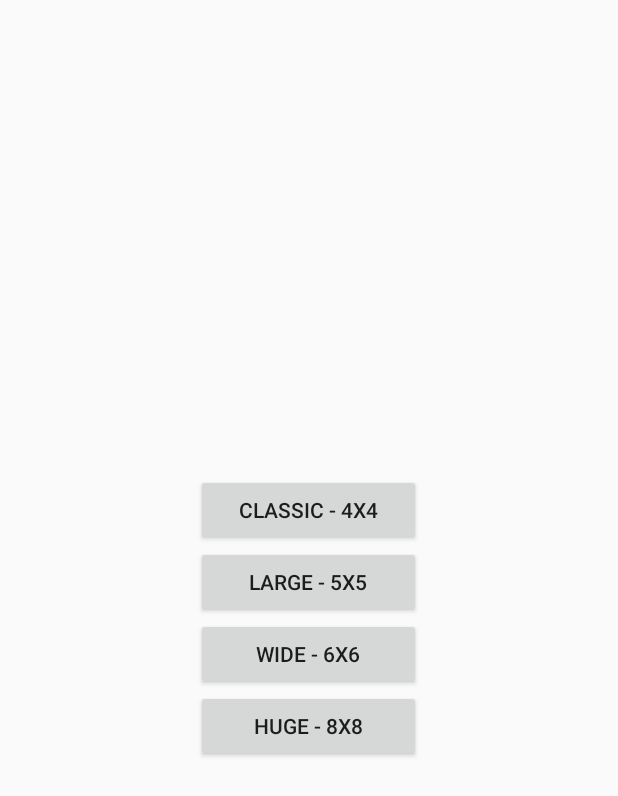
After one commit to NguyenKhoa-dev/PTUDDD_Game2048, an Android app: the PlayCustome screen opened directly, with no data from a screen before it, on a phone screen of 412 x 824 dp. The commit adds this screen. Shown: the top 796 px of the screen. Run offline under Robolectric (Android 15) with nearby library versions, the phone set to English and light mode, and no system bars.

Commit message:
Add cua Ly

```diff
--- a/app/src/main/java/com/example/nhom10_laptrinhgame2048/MainActivity.java
+++ b/app/src/main/java/com/example/nhom10_laptrinhgame2048/MainActivity.java
@@ -35,7 +35,7 @@ public class MainActivity extends AppCompatActivity {
 
     private float xTouch, yTouch;
     private int tempMax = 0;
-    private final int soCot = 4;
+    private int soCot = 4;
     private boolean checkIsTouch = true;
 
     @Override
@@ -64,6 +64,8 @@ public class MainActivity extends AppCompatActivity {
     }
 
     private void initGame() {
+        Bundle b = getIntent().getExtras();
+        soCot = b.getInt("size");
         DataGame.getDataGame().setSize(soCot);
         DataGame.getDataGame().init(MainActivity.this);
         adapter = new OSoAdapter(MainActivity.this, 0, DataGame.getDataGame().getArrSo(), soCot);
@@ -81,7 +83,7 @@ public class MainActivity extends AppCompatActivity {
                         break;
                     case MotionEvent.ACTION_UP:
                         int[][] matrix = DataGame.getDataGame().getMatrix();
-                        DataGame.getDataGame().saveUndo(matrix);
+                        //DataGame.getDataGame().saveUndo(matrix);
                         if (Math.abs(motionEvent.getX() - xTouch) > Math.abs(motionEvent.getY() - yTouch)) {
                             if (motionEvent.getX() < xTouch) {
                                 DataGame.getDataGame().vuotTrai();
--- /dev/null
+++ b/app/src/main/java/com/example/nhom10_laptrinhgame2048/PlayCustome.java
@@ -0,0 +1,49 @@
+package com.example.nhom10_laptrinhgame2048;
+
+import androidx.appcompat.app.AppCompatActivity;
+
+import android.content.Intent;
+import android.os.Bundle;
+import android.view.View;
+import android.widget.Button;
+
+public class PlayCustome extends AppCompatActivity implements View.OnClickListener {
+    Button btn4x4,btn5x5,btn6x6,btn8x8;
+    @Override
+    protected void onCreate(Bundle savedInstanceState) {
+        super.onCreate(savedInstanceState);
+        setContentView(R.layout.activity_play_custome);
+        init();
+    }
+    private void init(){
+        btn4x4 = findViewById(R.id.btn4x4);
+        btn5x5 = findViewById(R.id.btn5x5);
+        btn6x6 = findViewById(R.id.btn6x6);
+        btn8x8 = findViewById(R.id.btn8x8);
+        btn4x4.setOnClickListener(this);
+        btn5x5.setOnClickListener(this);
+        btn6x6.setOnClickListener(this);
+        btn8x8.setOnClickListener(this);
+    }
+
+    @Override
+    public void onClick(View view) {
+        if(view.getId() == btn4x4.getId()){
+            Intent intent = new Intent(PlayCustome.this,MainActivity.class);
+            intent.putExtra("size",4);
+            startActivity(intent);
+        } else if(view.getId() == btn5x5.getId()){
+            Intent intent = new Intent(PlayCustome.this,MainActivity.class);
+            intent.putExtra("size",5);
+            startActivity(intent);
+        } else if(view.getId() == btn6x6.getId()){
+            Intent intent = new Intent(PlayCustome.this,MainActivity.class);
+            intent.putExtra("size",6);
+            startActivity(intent);
+        }else if(view.getId() == btn8x8.getId()){
+            Intent intent = new Intent(PlayCustome.this,MainActivity.class);
+            intent.putExtra("size",8);
+            startActivity(intent);
+        }
+    }
+}
--- /dev/null
+++ b/app/src/main/res/layout/activity_play_custome.xml
@@ -0,0 +1,35 @@
+<?xml version="1.0" encoding="utf-8"?>
+<LinearLayout xmlns:android="http://schemas.android.com/apk/res/android"
+    xmlns:app="http://schemas.android.com/apk/res-auto"
+    xmlns:tools="http://schemas.android.com/tools"
+    android:layout_width="match_parent"
+    android:layout_height="match_parent"
+    android:orientation="vertical"
+    android:gravity="center"
+    tools:context=".PlayCustome">
+    <LinearLayout
+        android:layout_width="150dp"
+        android:layout_height="wrap_content"
+        android:orientation="vertical">
+        <Button
+            android:id="@+id/btn4x4"
+            android:layout_width="match_parent"
+            android:layout_height="wrap_content"
+            android:text="Classic - 4x4"/>
+        <Button
+            android:id="@+id/btn5x5"
+            android:layout_width="match_parent"
+            android:layout_height="wrap_content"
+            android:text="Large - 5x5"/>
+        <Button
+            android:id="@+id/btn6x6"
+            android:layout_width="match_parent"
+            android:layout_height="wrap_content"
+            android:text="Wide - 6x6"/>
+        <Button
+            android:id="@+id/btn8x8"
+            android:layout_width="match_parent"
+            android:layout_height="wrap_content"
+            android:text="Huge - 8x8"/>
+    </LinearLayout>
+</LinearLayout>
--- a/app/src/main/res/values/strings.xml
+++ b/app/src/main/res/values/strings.xml
@@ -4,7 +4,7 @@
     <string name="point">POINT</string>
     <string name="newGame">New Game</string>
     <string name="undo">Undo</string>
-    <string name="lyName">1911169_Võ Công Lý</string>
+    <string name="lyName">1911166_Võ Công Lý</string>
     <string name="longName">1911164_Võ Đình Hoàng Long</string>
     <string name="khoaName">1911158_Nguyễn Hoàng Đăng Khoa</string>
     <string name="milestone">New milestone reached!</string>
```
Also changed, not shown: app/src/main/AndroidManifest.xml (+6 -5 lines), app/src/main/java/com/example/nhom10_laptrinhgame2048/GameCustome.java (added, +18 -0 lines), app/src/main/java/com/example/nhom10_laptrinhgame2048/MenuScreenActivity.java (+7 -1 lines).
